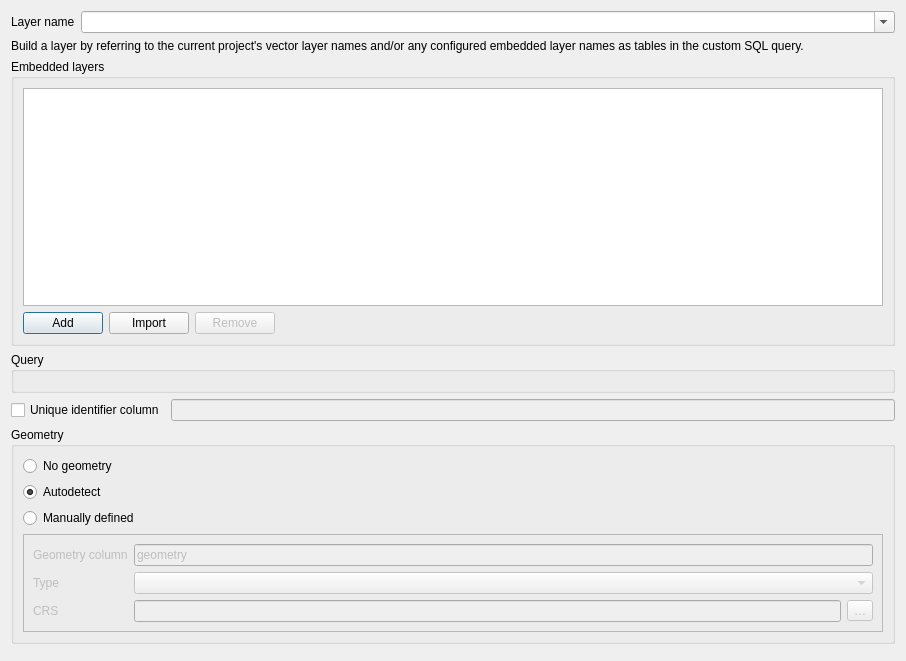
Old version of the form src/providers/virtual/qgsvirtuallayersourceselectbase.ui in the repository qgis/QGIS.
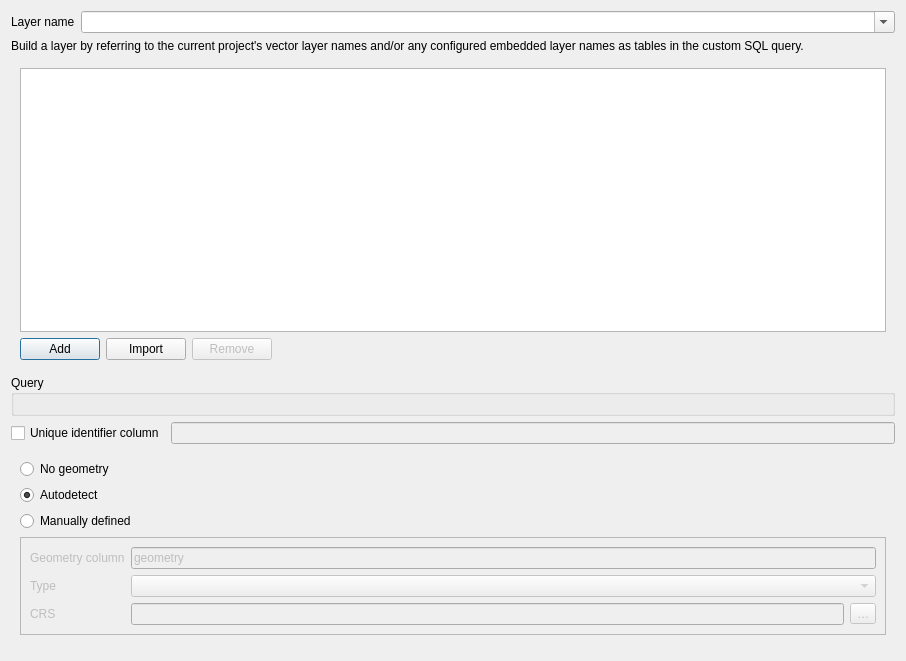
New version of the form. Custom widgets are drawn as their Qt base class.

Commit message:
fix: Add scrollbars to WMS and virtual layers tab in Data Source Manager dialog
fixes #59140

```diff
--- a/src/providers/virtual/qgsvirtuallayersourceselectbase.ui
+++ b/src/providers/virtual/qgsvirtuallayersourceselectbase.ui
@@ -15,6 +15,36 @@
   </property>
   <layout class="QVBoxLayout" name="verticalLayout">
    <item>
+    <widget class="QgsScrollArea" name="scrollArea">
+     <property name="frameShape">
+      <enum>QFrame::NoFrame</enum>
+     </property>
+     <property name="widgetResizable">
+      <bool>true</bool>
+     </property>
+     <widget class="QWidget" name="scrollAreaWidgetContents">
+      <property name="geometry">
+       <rect>
+        <x>0</x>
+        <y>0</y>
+        <width>873</width>
+        <height>656</height>
+       </rect>
+      </property>
+      <layout class="QVBoxLayout" name="verticalLayout_5">
+       <property name="leftMargin">
+        <number>0</number>
+       </property>
+       <property name="topMargin">
+        <number>0</number>
+       </property>
+       <property name="rightMargin">
+        <number>0</number>
+       </property>
+       <property name="bottomMargin">
+        <number>0</number>
+       </property>
+       <item>
     <layout class="QHBoxLayout" name="horizontalLayout_4">
      <item>
       <widget class="QLabel" name="label_2">
@@ -55,8 +85,8 @@
      </widget>
    </item>
    <item>
-    <widget class="QgsCollapsibleGroupBox" name="mEmbeddedlLayersGroup">
-     <property name="title">
+        <widget class="QgsCollapsibleGroupBox" name="mEmbeddedlLayersGroup" native="true">
+         <property name="title" stdset="0">
       <string>Embedded layers</string>
      </property>
      <property name="collapsed" stdset="0">
@@ -180,8 +210,8 @@
     </layout>
    </item>
    <item>
-    <widget class="QgsCollapsibleGroupBox" name="mGeometryGroup">
-     <property name="title">
+        <widget class="QgsCollapsibleGroupBox" name="mGeometryGroup" native="true">
+         <property name="title" stdset="0">
       <string>Geometry</string>
      </property>
      <property name="collapsed" stdset="0">
@@ -279,6 +309,10 @@
      </layout>
     </widget>
    </item>
+      </layout>
+     </widget>
+    </widget>
+   </item>
    <item>
     <widget class="QDialogButtonBox" name="buttonBox">
       <property name="orientation">
@@ -292,9 +326,15 @@
   </layout>
  </widget>
  <customwidgets>
+  <customwidget>
+   <class>QgsScrollArea</class>
+   <extends>QScrollArea</extends>
+   <header>qgsscrollarea.h</header>
+   <container>1</container>
+  </customwidget>
   <customwidget>
    <class>QgsCollapsibleGroupBox</class>
-   <extends>QGroupBox</extends>
+   <extends>QWidget</extends>
    <header>qgscollapsiblegroupbox.h</header>
    <container>1</container>
   </customwidget>
```
Left out of the diff: 12 changed lines with no effect on the pictures. Lines whose indentation alone changed are shown as unchanged. The commit also changes 1 other file.
